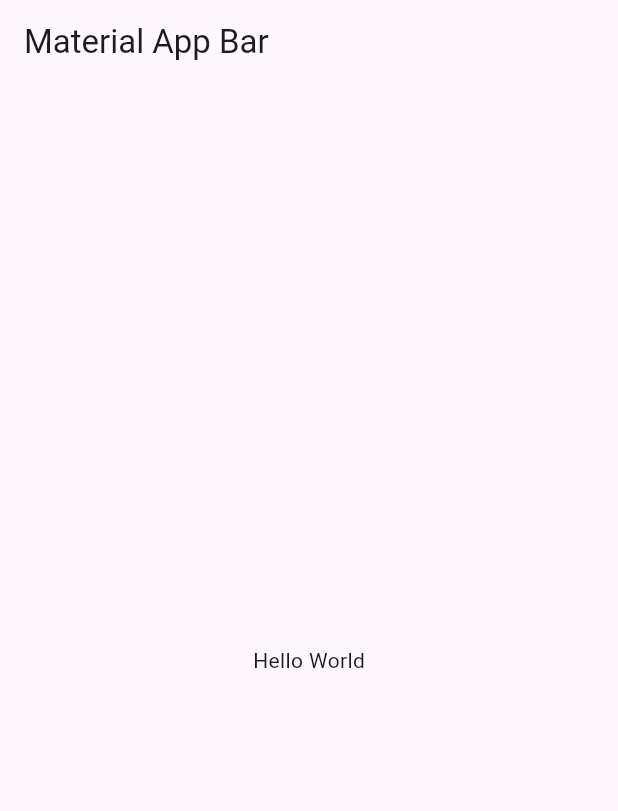
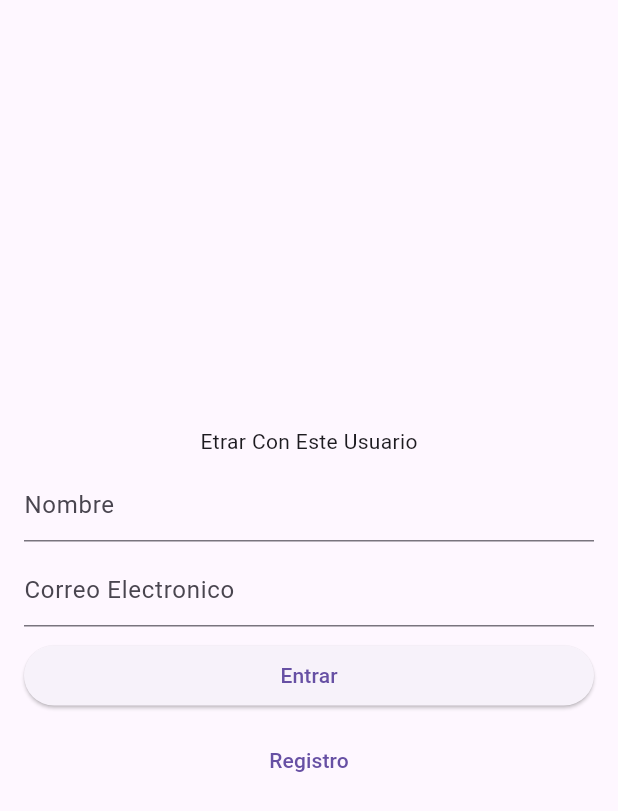
Before and after one commit to Educodev/tasks_app, a Flutter app: the screen it shows after launch, on a phone screen of 412 x 824 dp. Shown: the top 811 px of the screen. Run offline on Flutter 3.47's test engine with Material 3 defaults, Android fonts, the phone set to English and light mode, and no system bars; our stand-ins replace sqflite; accounts and stored records are empty.

Commit message:
Generado algunos archivos para crear el modulo de registro de usuario

```diff
--- a/lib/main.dart
+++ b/lib/main.dart
@@ -1,4 +1,6 @@
 import 'package:flutter/material.dart';
+import 'package:tasks_app/db_provider/sqlite_manager.dart';
+import 'package:tasks_app/screens/user_screen.dart';
 
 void main() => runApp(const MyApp());
 
@@ -9,14 +11,10 @@ class MyApp extends StatelessWidget {
   Widget build(BuildContext context) {
     return MaterialApp(
       title: 'Material App',
-      home: Scaffold(
-        appBar: AppBar(
-          title: const Text('Material App Bar'),
-        ),
-        body: const Center(
-          child: Text('Hello World'),
-        ),
-      ),
+      initialRoute: 'login',
+      routes: {
+        'login':(context) => UserScreen()
+      },
     );
   }
 }
--- /dev/null
+++ b/lib/model/task.dart
@@ -0,0 +1,52 @@
+class Task {
+  final int id;
+  final String title;
+  final String description;
+  final DateTime creationDate;
+  final DateTime dueDate;
+  final TaskPriority priority;
+  final TaskStatus status;
+
+  Task({
+    required this.id,
+    required this.title,
+    required this.description,
+    required this.creationDate,
+    required this.dueDate,
+    required this.priority,
+    required this.status,
+  });
+}
+
+enum TaskPriority { low, medium, high }
+
+enum TaskStatus { pending, inProgress, completed }
+
+class Category {
+  final int id;
+  final String name;
+
+  Category({required this.id, required this.name});
+}
+
+class User {
+  final int id = 0;
+  final String name;
+  final String email;
+
+  User({required this.name, required this.email});
+
+  factory User.fromMap(Map<String, dynamic> map) {
+    return User(
+      name: map['name'] ?? '',
+      email: map['email'] ?? '',
+    );
+  }
+
+   Map<String, dynamic> toMap() {
+    return {
+      'name': name,
+      'email': email,
+    };
+  }
+}
--- /dev/null
+++ b/lib/screens/user_screen.dart
@@ -0,0 +1,69 @@
+import 'package:flutter/material.dart';
+import 'package:tasks_app/db_provider/sqlite_manager.dart';
+import 'package:tasks_app/model/task.dart';
+
+class UserScreen extends StatelessWidget {
+  const UserScreen({super.key});
+
+  @override
+  Widget build(BuildContext context) {
+    final size = MediaQuery.of(context).size;
+    final GlobalKey<FormState> myFormKey = GlobalKey<FormState>();
+    final Map<String, String> formValues = {
+      'name':'',
+      'email':''
+    };
+
+    return Scaffold(
+      body: Padding(
+        padding: const EdgeInsets.all(16.0),
+        child: Column(
+          mainAxisAlignment: MainAxisAlignment.center,
+          children: [
+           Text('Etrar Con Este Usuario'),
+           SizedBox(
+             height: size.height/3.5,
+             child: Form(
+              key: myFormKey,
+               child: Column(
+                 crossAxisAlignment: CrossAxisAlignment.stretch,
+                 mainAxisAlignment: MainAxisAlignment.spaceEvenly,
+                 children: [
+                   TextFormField(
+                     onChanged: (value) {
+                        formValues["name"] = value;
+                     },
+                     decoration: InputDecoration(hintText: "Nombre"),
+                     textCapitalization: TextCapitalization.words,
+                   ),
+                   TextFormField(
+                     onChanged: (value) {
+                       formValues["email"] = value;
+                     },
+                     decoration: InputDecoration(hintText: "Correo Electronico"),
+                     keyboardType: TextInputType.emailAddress,
+                   ),
+                   ElevatedButton(onPressed: () {
+                    // TODO: comprobar en la base de daros si existe este usuario
+                   },
+                   child: const Text('Entrar')
+                   ),
+
+                   TextButton(onPressed: () {
+                          // TODO: registrar usuario
+                          FocusScope.of(context).requestFocus(FocusNode());
+                          print(formValues);
+                          final user = User.fromMap(formValues);
+                          SQLiteManager.db.registerUser(user);
+
+                   }, child: const Text('Registro')
+                   )
+                 ],
+               ),
+             ),
+           )
+        ],),
+      ),
+    );
+  }
+}
```
Also changed, not shown: lib/db_provider/sqlite_manager.dart (renamed from lib/sqlite_manager.dart, +34 -5 lines).
